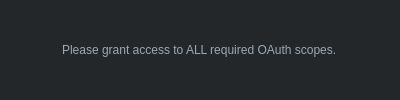
Old version of the form promptauth.ui in the repository someretical/TheoreticalDiary.
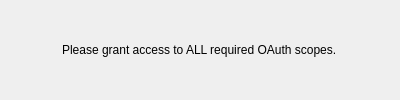
New version of the form.

What changed in the file:
```diff
--- a/promptauth.ui
+++ b/promptauth.ui
@@ -25,69 +25,6 @@
   <property name="windowTitle">
    <string>Awaiting authentication...</string>
   </property>
-  <property name="styleSheet">
-   <string notr="true">QDialog{
-background-color: rgb(35, 39, 42);
-}
-QPushButton {
-    border: none;
-    border-radius: 0px;
-    background-color: #414447;
-    color: rgb(153, 170, 181);
-}
-
-QPushButton:pressed {
-    border: none;
-    border-radius: 0px;
-    background-color: #2c2f33;
-}
-
-QPushButton:hover:!pressed
-{
-    border: none;
-    border-radius: 0px;
-    background-color: #56595c;
-}
-QScrollArea {
-border: none
-}
-
-QScrollBar::vertical {              
-        border: 1px solid #2c2f33;
-        background:rgb(153, 170, 181);
-        width:10px;    
-        margin: 0px 0px 0px 0px;
-}
-QScrollBar::handle:vertical {
-        background: qlineargradient(x1:0, y1:0, x2:1, y2:0,
-        stop: 0 #414447, stop: 0.5 #414447, stop:1 #414447);
-        min-height: 0px;
-}
-QScrollBar::add-line:vertical {
-        background: qlineargradient(x1:0, y1:0, x2:1, y2:0,
-        stop: 0 #414447, stop: 0.5 #414447,  stop:1 #414447);
-        height: 0px;
-        subcontrol-position: bottom;
-        subcontrol-origin: margin;
-}
-QScrollBar::sub-line:vertical {
-        background: qlineargradient(x1:0, y1:0, x2:1, y2:0,
-        stop: 0  #414447, stop: 0.5 #414447,  stop:1 #414447);
-        height: 0 px;
-        subcontrol-position: top;
-        subcontrol-origin: margin;
-}
-QPlainTextEdit {
-background-color: rgb(35, 39, 42);
-color: rgb(153, 170, 181);
-border: 1px solid rgb(153, 170, 181) 
-}
-QLabel {
-color: rgb(153, 170, 181)
-}
-
-</string>
-  </property>
   <layout class="QVBoxLayout" name="verticalLayout">
    <property name="spacing">
     <number>0</number>
```
